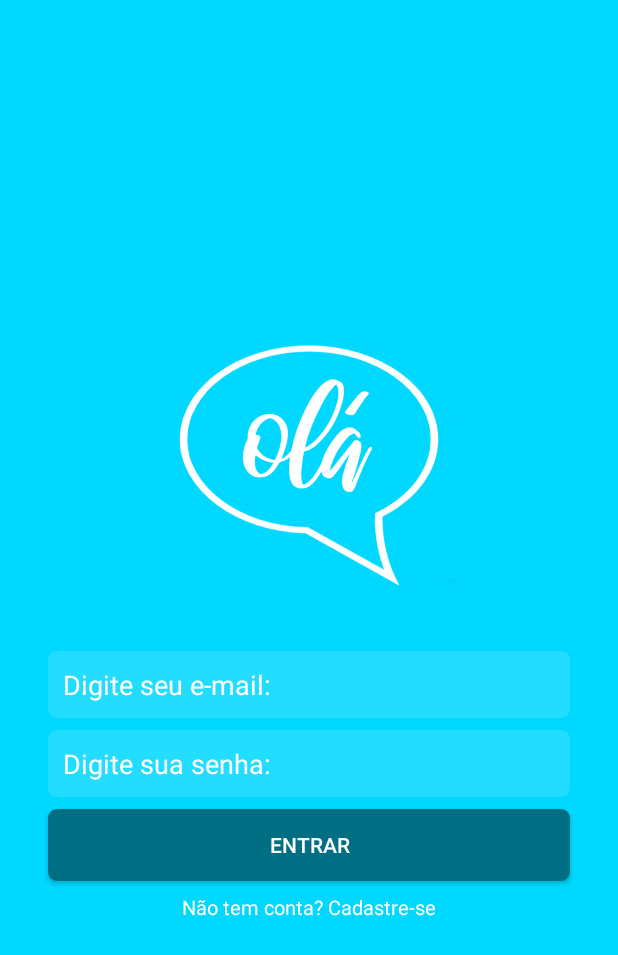
After one commit to jhoni-costa/ola-messenger, an Android app: the layout intro_login.xml on its own in the app's theme, with its tools: preview values and no code run, on a phone screen of 412 x 824 dp. The commit adds this screen. Shown: the top 955 px of the screen. Run offline under Robolectric (Android 15) with nearby library versions, the phone set to English and light mode, and no system bars.

Commit message:
Interface de login

```diff
--- a/app/src/main/AndroidManifest.xml
+++ b/app/src/main/AndroidManifest.xml
@@ -18,6 +18,7 @@
                 <category android:name="android.intent.category.LAUNCHER" />
             </intent-filter>
         </activity>
+        <activity android:name=".LoginActivity"></activity>
     </application>
 
 </manifest>
--- a/app/src/main/java/br/com/jhonicosta/ola_messenger/ApresentationActivity.java
+++ b/app/src/main/java/br/com/jhonicosta/ola_messenger/ApresentationActivity.java
@@ -25,6 +25,10 @@ public class ApresentationActivity extends IntroActivity {
         addSlide(new FragmentSlide.Builder()
                 .background(R.color.colorPrimary)
                 .fragment(R.layout.intro_03)
+                .build());
+        addSlide(new FragmentSlide.Builder()
+                .background(R.color.colorPrimary)
+                .fragment(R.layout.intro_login)
                 .canGoForward(false)
                 .build());
     }
--- /dev/null
+++ b/app/src/main/java/br/com/jhonicosta/ola_messenger/LoginActivity.java
@@ -0,0 +1,15 @@
+package br.com.jhonicosta.ola_messenger;
+
+import android.support.v7.app.AppCompatActivity;
+import android.os.Bundle;
+
+public class LoginActivity extends AppCompatActivity {
+
+    @Override
+    protected void onCreate(Bundle savedInstanceState) {
+        super.onCreate(savedInstanceState);
+        setContentView(R.layout.activity_login);
+
+        getActionBar().hide();
+    }
+}
--- /dev/null
+++ b/app/src/main/res/drawable/bg_button_entrar.xml
@@ -0,0 +1,7 @@
+<?xml version="1.0" encoding="utf-8"?>
+<shape xmlns:android="http://schemas.android.com/apk/res/android"
+    android:shape="rectangle">
+    <solid android:color="@color/colorPrimaryDark"></solid>
+    <corners android:radius="6dp"></corners>
+
+</shape>
--- /dev/null
+++ b/app/src/main/res/drawable/bg_text_box.xml
@@ -0,0 +1,8 @@
+<?xml version="1.0" encoding="utf-8"?>
+<shape xmlns:android="http://schemas.android.com/apk/res/android"
+    android:shape="rectangle">
+
+    <solid android:color="#22FFFFFF"></solid>
+    <corners android:radius="6dp"></corners>
+
+</shape>
--- /dev/null
+++ b/app/src/main/res/layout/activity_login.xml
@@ -0,0 +1,10 @@
+<?xml version="1.0" encoding="utf-8"?>
+<android.support.constraint.ConstraintLayout xmlns:android="http://schemas.android.com/apk/res/android"
+    xmlns:app="http://schemas.android.com/apk/res-auto"
+    xmlns:tools="http://schemas.android.com/tools"
+    android:layout_width="match_parent"
+    android:layout_height="match_parent"
+    tools:context=".LoginActivity">
+
+
+</android.support.constraint.ConstraintLayout>
--- /dev/null
+++ b/app/src/main/res/layout/intro_login.xml
@@ -0,0 +1,85 @@
+<?xml version="1.0" encoding="utf-8"?>
+<android.support.constraint.ConstraintLayout xmlns:android="http://schemas.android.com/apk/res/android"
+    xmlns:app="http://schemas.android.com/apk/res-auto"
+    xmlns:tools="http://schemas.android.com/tools"
+    android:layout_width="match_parent"
+    android:layout_height="match_parent"
+    android:background="@color/colorPrimary"
+    tools:layout_editor_absoluteY="25dp">
+
+    <ImageView
+        android:id="@+id/imageView3"
+        android:layout_width="0dp"
+        android:layout_height="200dp"
+        android:layout_marginBottom="24dp"
+        android:src="@drawable/logo_ola"
+        app:layout_constraintBottom_toTopOf="@+id/login_edit_email"
+        app:layout_constraintTop_toTopOf="parent"
+        app:layout_constraintVertical_chainStyle="packed"
+        tools:layout_editor_absoluteX="0dp" />
+
+    <EditText
+        android:id="@+id/login_edit_email"
+        android:layout_width="0dp"
+        android:layout_height="wrap_content"
+        android:layout_marginStart="32dp"
+        android:layout_marginEnd="32dp"
+        android:layout_marginBottom="8dp"
+        android:background="@drawable/bg_text_box"
+        android:ems="10"
+        android:hint="@string/input_email"
+        android:inputType="textEmailAddress"
+        android:padding="10dp"
+        android:textColorHint="@android:color/white"
+        app:layout_constraintBottom_toTopOf="@+id/login_edit_senha"
+        app:layout_constraintEnd_toEndOf="parent"
+        app:layout_constraintStart_toStartOf="parent"
+        app:layout_constraintTop_toBottomOf="@+id/imageView3" />
+
+    <EditText
+        android:id="@+id/login_edit_senha"
+        android:layout_width="0dp"
+        android:layout_height="wrap_content"
+        android:layout_marginStart="32dp"
+        android:layout_marginEnd="32dp"
+        android:layout_marginBottom="8dp"
+        android:background="@drawable/bg_text_box"
+        android:ems="10"
+        android:hint="@string/input_senha"
+        android:inputType="textPassword"
+        android:padding="10dp"
+        android:textColorHint="@android:color/white"
+        app:layout_constraintBottom_toTopOf="@+id/login_button_entrar"
+        app:layout_constraintEnd_toEndOf="parent"
+        app:layout_constraintStart_toStartOf="parent"
+        app:layout_constraintTop_toBottomOf="@+id/login_edit_email" />
+
+    <Button
+        android:id="@+id/login_button_entrar"
+        android:layout_width="0dp"
+        android:layout_height="wrap_content"
+        android:layout_marginStart="32dp"
+        android:layout_marginEnd="32dp"
+        android:layout_marginBottom="8dp"
+        android:background="@drawable/bg_button_entrar"
+        android:text="@string/btn_entrar"
+        android:textColor="@android:color/white"
+        app:layout_constraintBottom_toTopOf="@+id/login_txt_cadastre_se"
+        app:layout_constraintEnd_toEndOf="parent"
+        app:layout_constraintStart_toStartOf="parent"
+        app:layout_constraintTop_toBottomOf="@+id/login_edit_senha" />
+
+    <TextView
+        android:id="@+id/login_txt_cadastre_se"
+        android:layout_width="wrap_content"
+        android:layout_height="wrap_content"
+        android:layout_marginStart="8dp"
+        android:layout_marginEnd="8dp"
+        android:text="@string/txt_cadastre_se"
+        android:textColor="@android:color/white"
+        android:textSize="13dp"
+        app:layout_constraintBottom_toBottomOf="parent"
+        app:layout_constraintEnd_toEndOf="parent"
+        app:layout_constraintStart_toStartOf="parent"
+        app:layout_constraintTop_toBottomOf="@+id/login_button_entrar" />
+</android.support.constraint.ConstraintLayout>
--- a/app/src/main/res/values/strings.xml
+++ b/app/src/main/res/values/strings.xml
@@ -4,4 +4,10 @@
     <string name="apresentation_01">Converse com seus amigos</string>
     <string name="apresentation_02">Reuna seus grupos</string>
     <string name="apresentation_03">Compartilhe suas idéias</string>
+
+    <string name="input_senha">Digite sua senha:</string>
+    <string name="input_email">Digite seu e-mail:</string>
+    <string name="input_nome">Digite seu nome:</string>
+    <string name="btn_entrar">Entrar</string>
+    <string name="txt_cadastre_se">Não tem conta? Cadastre-se</string>
 </resources>
```
Also changed, not shown: app/build.gradle (line endings or trailing spaces).
